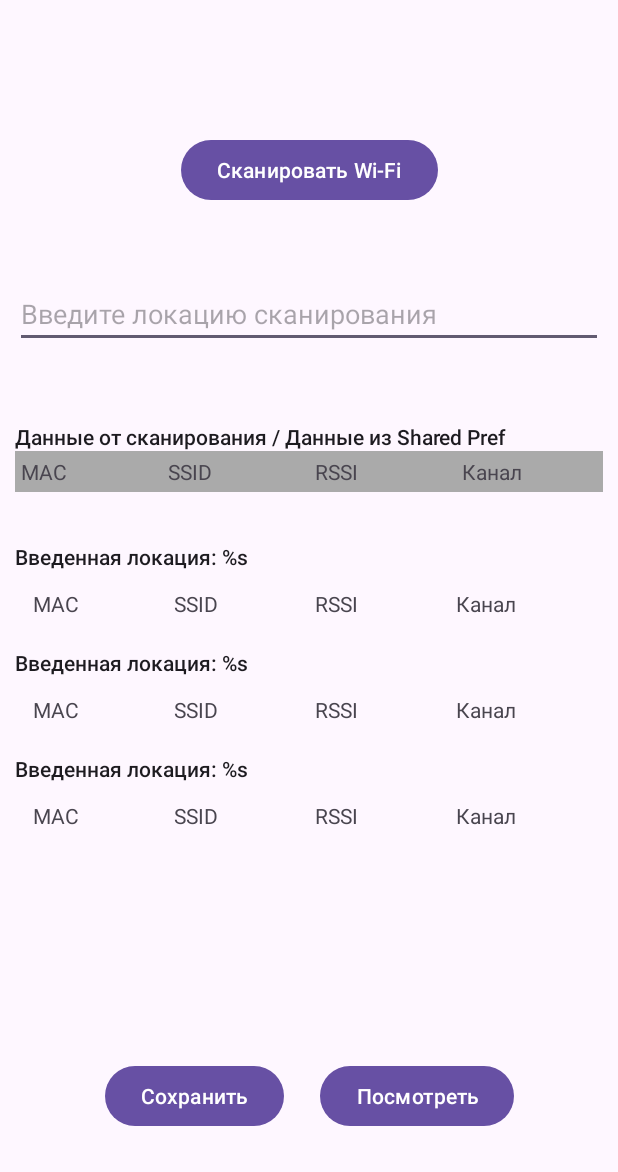
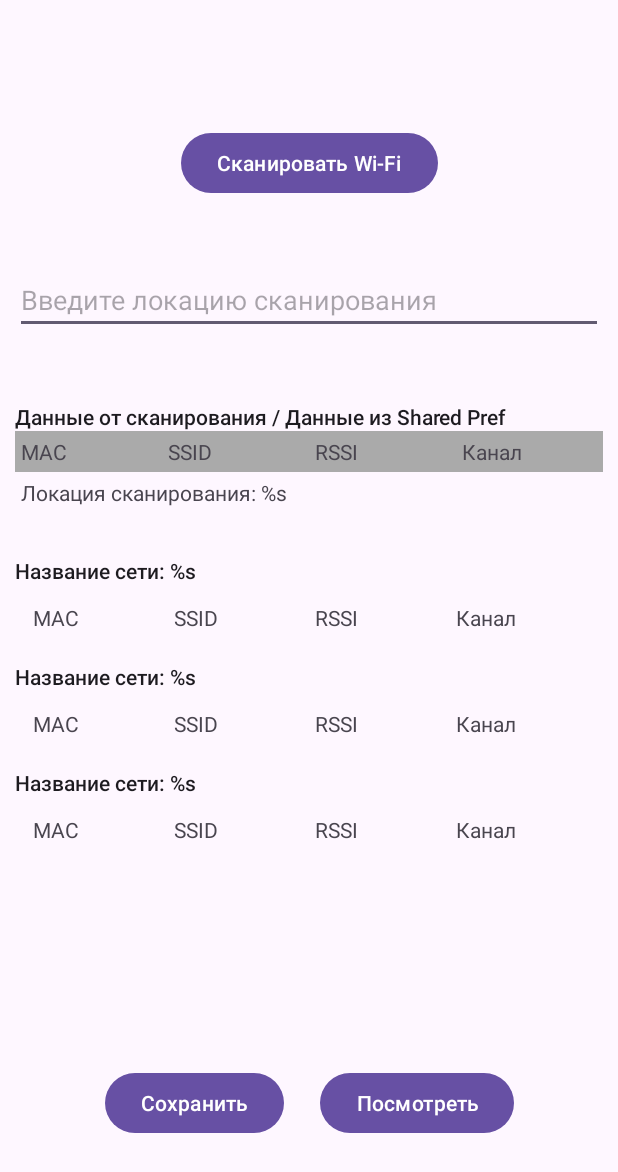
Before and after one commit to M-kotlyakov/wifi_scanner, an Android app: the layout activity_main.xml on its own in the app's theme, with its tools: preview values and no code run, on a phone screen of 412 x 824 dp. Shown: the top 1172 px of the screen. Run offline under Robolectric (Android 15) with nearby library versions, the phone set to English and light mode, and no system bars.

Commit message:
revision ui (#2)
Co-authored-by: m.kotlyakov <m.kotlyakov@tinkoff.ru>

```diff
--- a/app/src/main/res/layout/activity_main.xml
+++ b/app/src/main/res/layout/activity_main.xml
@@ -82,7 +82,17 @@
                 android:padding="4dp"
                 android:background="@android:color/darker_gray" />
         </TableRow>
+
+        <TableRow>
+            <TextView
+                android:layout_width="0dp"
+                android:layout_height="wrap_content"
+                android:layout_weight="1"
+                android:text="@string/title_inputted_port"
+                android:padding="4dp" />
+        </TableRow>
     </TableLayout>
+
 
     <androidx.recyclerview.widget.RecyclerView
         android:id="@+id/recycler"
--- a/app/src/main/res/layout/wifi_item.xml
+++ b/app/src/main/res/layout/wifi_item.xml
@@ -11,7 +11,7 @@
         android:layout_width="wrap_content"
         android:layout_height="wrap_content"
         android:textAppearance="@style/TextAppearance.AppCompat.Body2"
-        android:text="@string/title_inputted_port"/>
+        android:text="@string/title_network_name"/>
 
     <LinearLayout
         android:layout_width="match_parent"
--- a/app/src/main/res/values/strings.xml
+++ b/app/src/main/res/values/strings.xml
@@ -5,7 +5,8 @@
     <string name="save_button">Сохранить</string>
     <string name="see_button">Посмотреть</string>
 
-    <string name="title_inputted_port">Введенная локация: %s</string>
+    <string name="title_network_name">Название сети: %s</string>
+    <string name="title_inputted_port">Локация сканирования: %s</string>
     <string name="title_from_data">Данные от сканирования / Данные из Shared Pref</string>
     <string name="title_mac">MAC</string>
     <string name="title_ssid">SSID</string>
```
